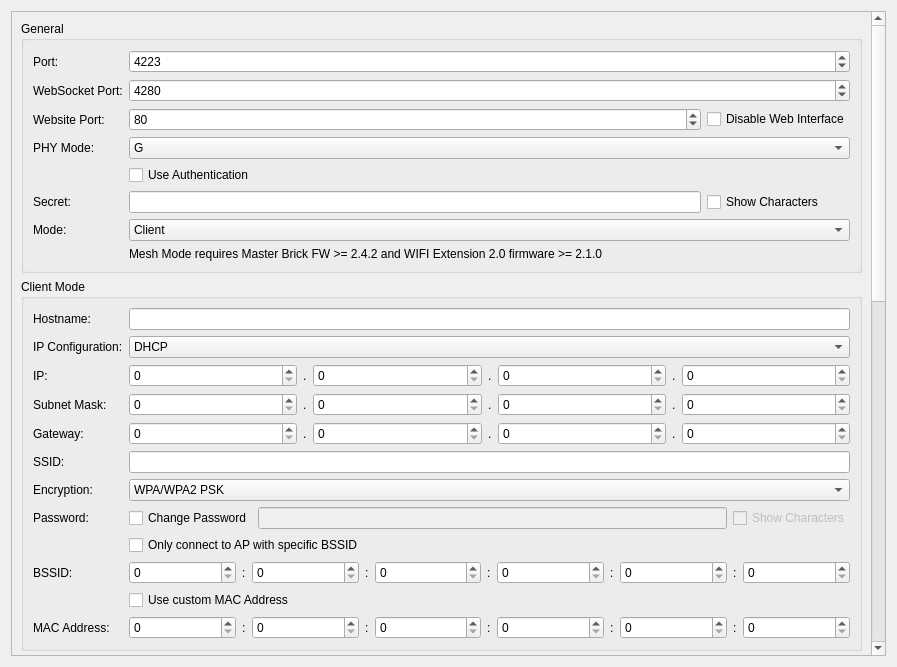
Tinkerforge/brickv, file src/brickv/plugin_system/plugins/master/ui/wifi2.ui: the form before one commit.
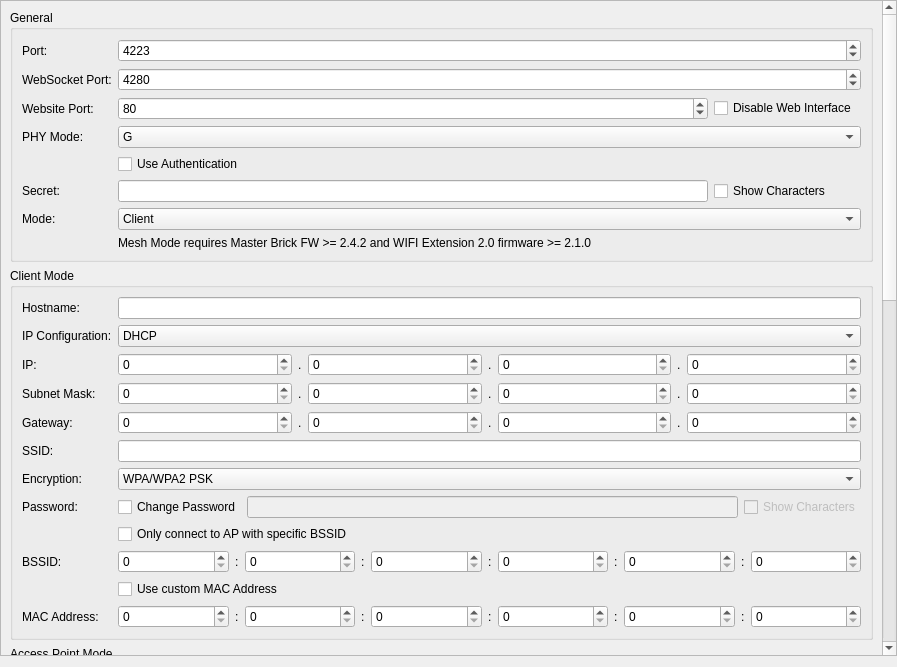
The form after the commit. Custom widgets are drawn as their Qt base class.

Commit message: master: Create an empty wifi 2.0 tab if fw version is not queried yet.

```diff
--- a/src/brickv/plugin_system/plugins/master/ui/wifi2.ui
+++ b/src/brickv/plugin_system/plugins/master/ui/wifi2.ui
@@ -14,6 +14,15 @@
    <string>Form</string>
   </property>
   <layout class="QVBoxLayout" name="verticalLayout_2">
+   <property name="leftMargin">
+    <number>0</number>
+   </property>
+   <property name="topMargin">
+    <number>0</number>
+   </property>
+   <property name="rightMargin">
+    <number>0</number>
+   </property>
    <item>
     <widget class="QScrollArea" name="wifi_scroll_area">
      <property name="widgetResizable">
```
The commit also changes 1 other file.
